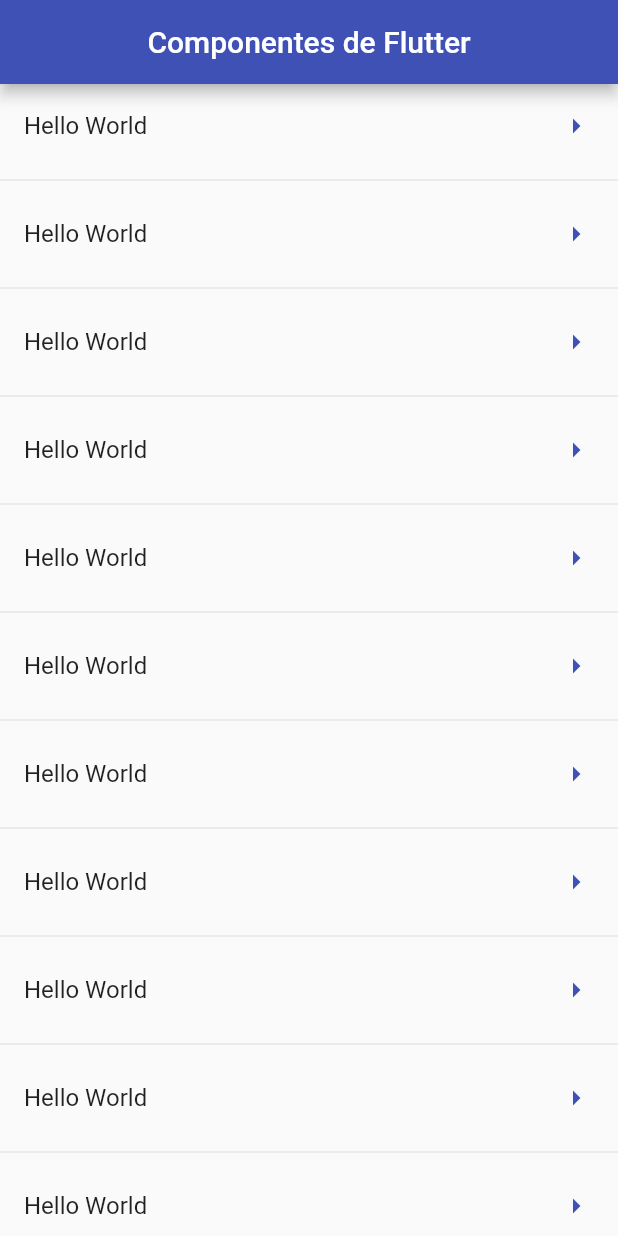
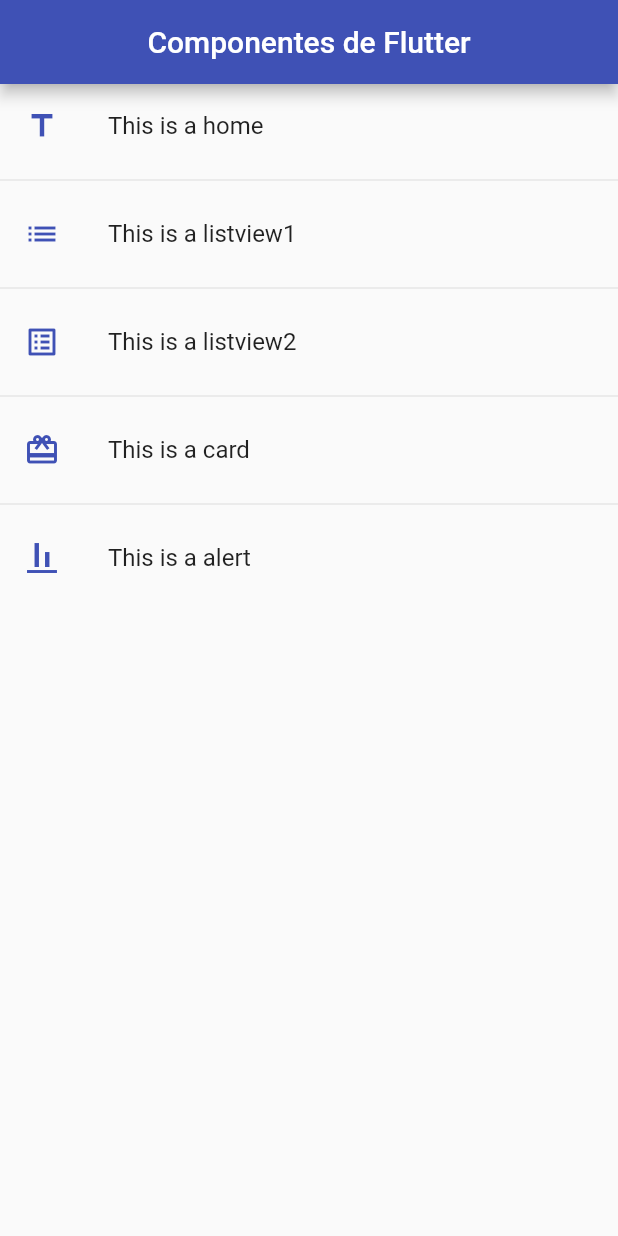
Before and after one commit to JoseLuisGit/fl_components, a Flutter app: the screen it shows after launch, on a phone screen of 412 x 824 dp. Run offline on Flutter 3.47's test engine with Material 2 defaults, Android fonts, the phone set to English and light mode, and no system bars.

Commit message:
add options in a list in the home screen

```diff
--- a/lib/screens/home_screen.dart
+++ b/lib/screens/home_screen.dart
@@ -1,6 +1,5 @@
+import 'package:fl_components/router/app_routes.dart';
 import 'package:flutter/material.dart';
-
-import 'package:fl_components/screens/screens.dart';
 
 class HomeScreen extends StatelessWidget {
 
@@ -15,18 +14,14 @@ class HomeScreen extends StatelessWidget {
       ),
       body: ListView.separated(
         itemBuilder: (context, index)=>ListTile(
-          title: const Text('Hello World'),
-          trailing: const Icon(Icons.arrow_right_sharp, color: Colors.indigo,),
+          title: Text(AppRoutes.menuOption[index].title),
+          leading: Icon(AppRoutes.menuOption[index].icon, color: Colors.indigo,),
           onTap: (){
-
-           /*final route = MaterialPageRoute(
-                      builder: (context) => const Listview2Screen());
-           */
-            Navigator.pushNamed(context, 'listview2');
+            Navigator.pushNamed(context, AppRoutes.menuOption[index].route);
           },
         ),
         separatorBuilder: ( _ , __ )=>const Divider(),
-        itemCount: 50),
+        itemCount: AppRoutes.menuOption.length),
     );
   }
 }
```
